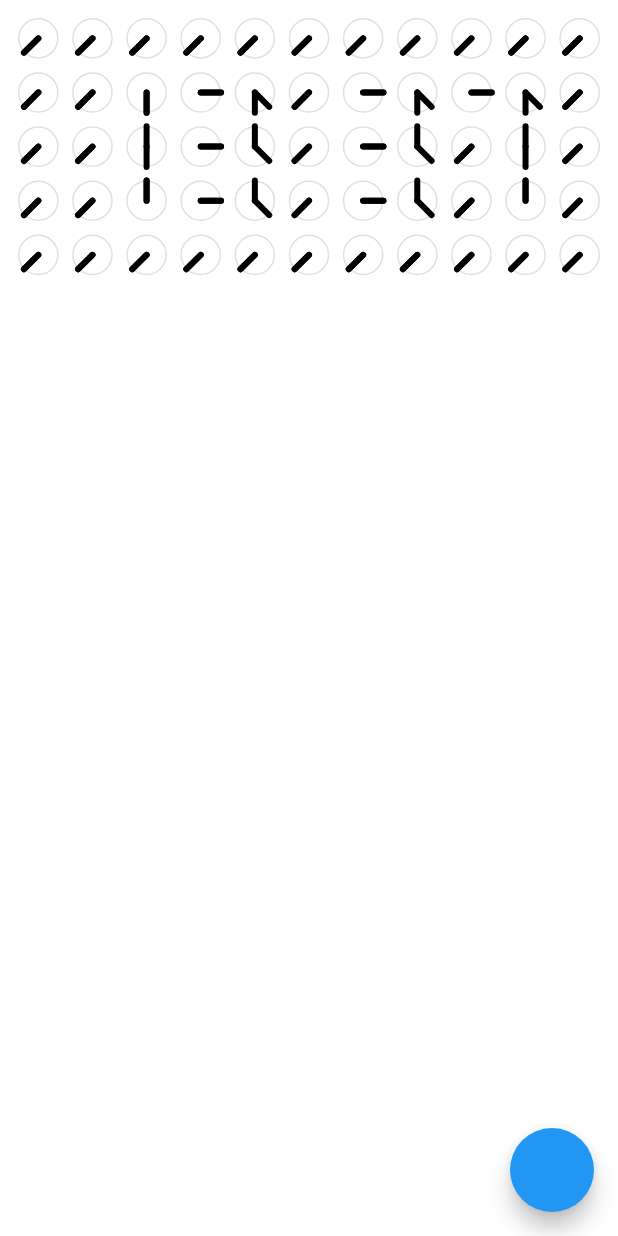
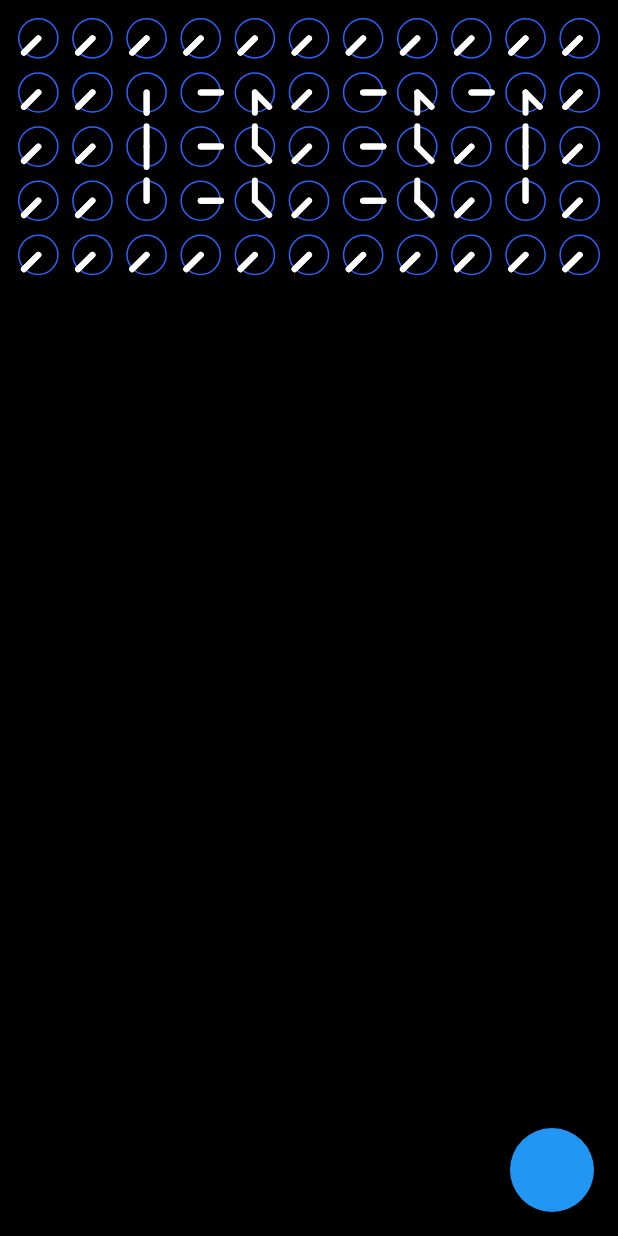
Before and after one commit to marius-h/flutter_clock, a Flutter app: the screen it shows after launch, on a phone screen of 412 x 824 dp. Run offline on Flutter 3.47's test engine with Material 2 defaults, Android fonts, the phone set to English and light mode, and no system bars; our stand-ins replace tuple.

Commit message:
added random.dart added comments in style.dart

```diff
--- /dev/null
+++ b/simple_clock/lib/animations/random.dart
@@ -0,0 +1,10 @@
+import 'dart:math';
+
+import 'package:simple_clock/states/clock_state.dart';
+import 'package:tuple/tuple.dart';
+
+List<List<Tuple2<double, double>>> random(List<List<Tuple2<double, double>>> grid){
+  for (int i = 0; i < 10; i++)
+    grid[Random().nextInt(grid.length)][Random().nextInt(grid[0].length)] = ClockState.reset;
+  return grid;
+}
--- a/simple_clock/lib/main.dart
+++ b/simple_clock/lib/main.dart
@@ -13,7 +13,7 @@ class MyApp extends StatelessWidget {
     return ChangeNotifierProvider(
         create: (_) => StyleProvider(isLightTheme: false),
         child: MaterialApp(
-          title: 'Flutter Demo',
+          title: 'Analog clocks to digital clock',
           theme: ThemeData(
             primarySwatch: Colors.blue,
           ),
--- a/simple_clock/lib/styles/style.dart
+++ b/simple_clock/lib/styles/style.dart
@@ -1,15 +1,15 @@
 import 'package:flutter/material.dart';
 
 final darkTheme = ThemeData(
-  primaryColor: Colors.black,
+  primaryColor: Colors.white, //pointer color
   brightness: Brightness.dark,
-  backgroundColor: Colors.white,
-  accentColor: Colors.black12,
+  backgroundColor: Colors.black, //background color
+  accentColor: Colors.blueAccent[700], //circle color
 );
 
 final lightTheme = ThemeData(
-  primaryColor: Colors.white,
-  brightness: Brightness.dark,
-  backgroundColor: Colors.black,
-  accentColor: Colors.white12,
+  primaryColor: Colors.black, //pointer color
+  brightness: Brightness.light,
+  backgroundColor: Colors.white, //background color
+  accentColor: Colors.black12, //circle color
 );
```
